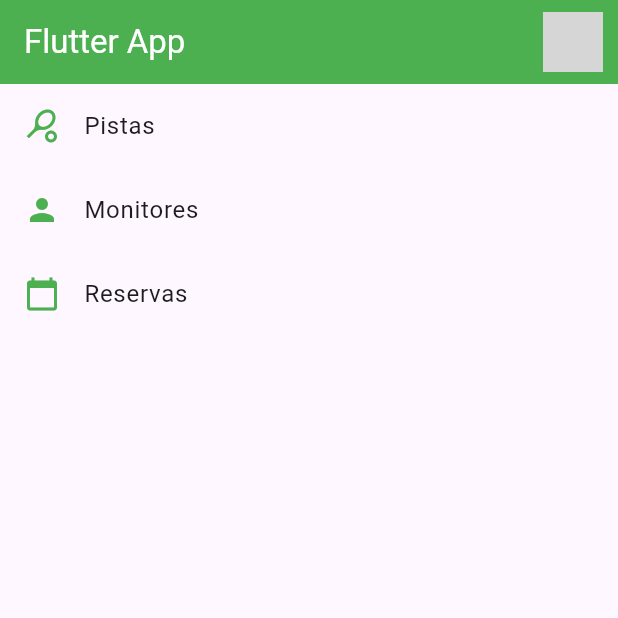
After one commit to AlvaroFernandezRodriguez4/examen_fra, a Flutter app: the ListviewScreenFra screen opened by its route, on a phone screen of 412 x 824 dp, the top half of it. The commit adds this screen. Run offline on Flutter 3.47's test engine with Material 3 defaults, Android fonts, the phone set to English and light mode, and no system bars; network calls fail; grey boxes are pictures that could not be loaded.

Commit message:
Listview arreglado, signin redirige bien hacia listview al darle al boton. La imagen ya funciona

```diff
--- a/lib/main.dart
+++ b/lib/main.dart
@@ -13,7 +13,7 @@ class MyApp extends StatelessWidget {
   Widget build(BuildContext context) {
     return MaterialApp(
       debugShowCheckedModeBanner: false,
-      title: 'Examen Flutter',
+      title: 'Examen Flutter AFR',
       initialRoute: AppRoutes.initialRoute,
       routes: AppRoutes.getAppRoutes(),
       onGenerateRoute: AppRoutes.onGenerateRoute,
--- a/lib/routes/app_routes_fra.dart
+++ b/lib/routes/app_routes_fra.dart
@@ -1,4 +1,5 @@
 import 'package:examen_fra/screens/home_screen_fra.dart';
+import 'package:examen_fra/screens/listview_screen_fra.dart';
 import 'package:examen_fra/screens/signin_screen_fra.dart';
 import 'package:flutter/material.dart';
 
@@ -32,7 +33,12 @@ class AppRoutes {
       name: 'Sign In Screen',
       screen: SigninScreenFra(),
     ),
-
+    const MenuOption(
+      route: 'listview_screen',
+      icon: Icons.list,
+      name: 'Listview Screen',
+      screen: ListviewScreenFra(),
+    ),
   ];
 
   static Map<String, Widget Function(BuildContext)> getAppRoutes() {
--- /dev/null
+++ b/lib/screens/listview_screen_fra.dart
@@ -0,0 +1,75 @@
+import 'package:flutter/material.dart';
+
+class ListviewScreenFra extends StatelessWidget {
+  const ListviewScreenFra({Key? key}) : super(key: key);
+
+  @override
+  Widget build(BuildContext context) {
+    return Scaffold(
+      appBar: AppBar(
+        title: const Text("Flutter App"),
+        automaticallyImplyLeading: false,
+        backgroundColor: Colors.green,
+        foregroundColor: Colors.white,
+        actions: const [
+          Padding(
+            padding: EdgeInsets.only(right: 10),
+            child: CircleAvatar(
+              backgroundImage: NetworkImage(
+                'https://as01.epimg.net/meristation/imagenes/2013/09/17/noticia/1379397600_125748_1532601596_portada_normal.jpg',
+              ),
+            ),
+          ),
+        ],
+      ),
+      body: ListView(
+        children: [
+          ListTile(
+            leading: const Icon(Icons.sports_tennis, color: Colors.green),
+            title: const Text("Pistas"),
+            onTap: () {
+              Navigator.pushNamed(context, 'pistas_screen');
+            },
+          ),
+          ListTile(
+            leading: const Icon(Icons.person, color: Colors.green),
+            title: const Text("Monitores"),
+            onTap: () {
+              Navigator.pushNamed(context, 'monitores_screen');
+            },
+          ),
+          ListTile(
+            leading: const Icon(Icons.calendar_today, color: Colors.green),
+            title: const Text("Reservas"),
+            onTap: () {
+              showDialog(
+                context: context,
+                builder: (context) => AlertDialog(
+                  title: const Text("Aviso"),
+                  content: const Column(
+                    mainAxisSize: MainAxisSize.min,
+                    children: [
+                      Text(
+                          "El sistema de reservas está deshabilitado en estos momentos."),
+                      SizedBox(height: 20),
+                      FlutterLogo(size: 50),
+                    ],
+                  ),
+                  actions: [
+                    TextButton(
+                      onPressed: () => Navigator.pop(context),
+                      style: TextButton.styleFrom(
+                        foregroundColor: Colors.green,
+                      ),
+                      child: const Text("Cancelar"),
+                    ),
+                  ],
+                ),
+              );
+            },
+          ),
+        ],
+      ),
+    );
+  }
+}
--- a/lib/screens/signin_Screen_fra.dart
+++ b/lib/screens/signin_Screen_fra.dart
@@ -94,7 +94,7 @@ class SigninScreenFra extends StatelessWidget {
         },
         backgroundColor: Colors.green,
         foregroundColor: Colors.white,
-        child: const Icon(Icons.close),
+        child: const Icon(Icons.close_rounded),
       ),
     );
   }
```
